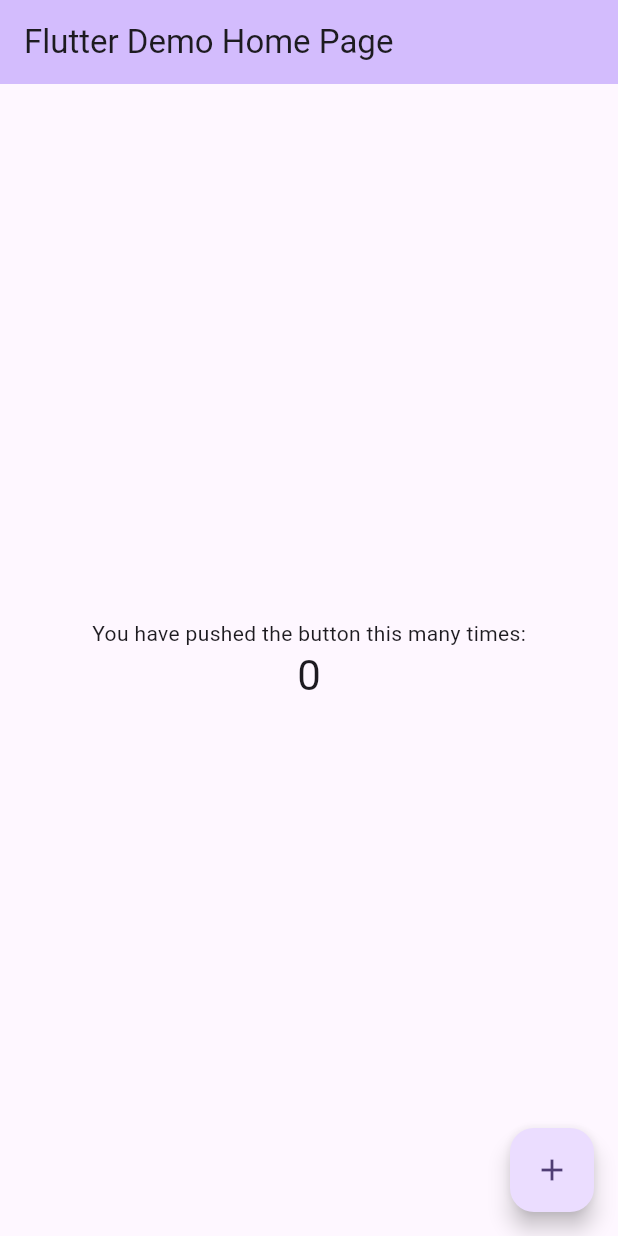
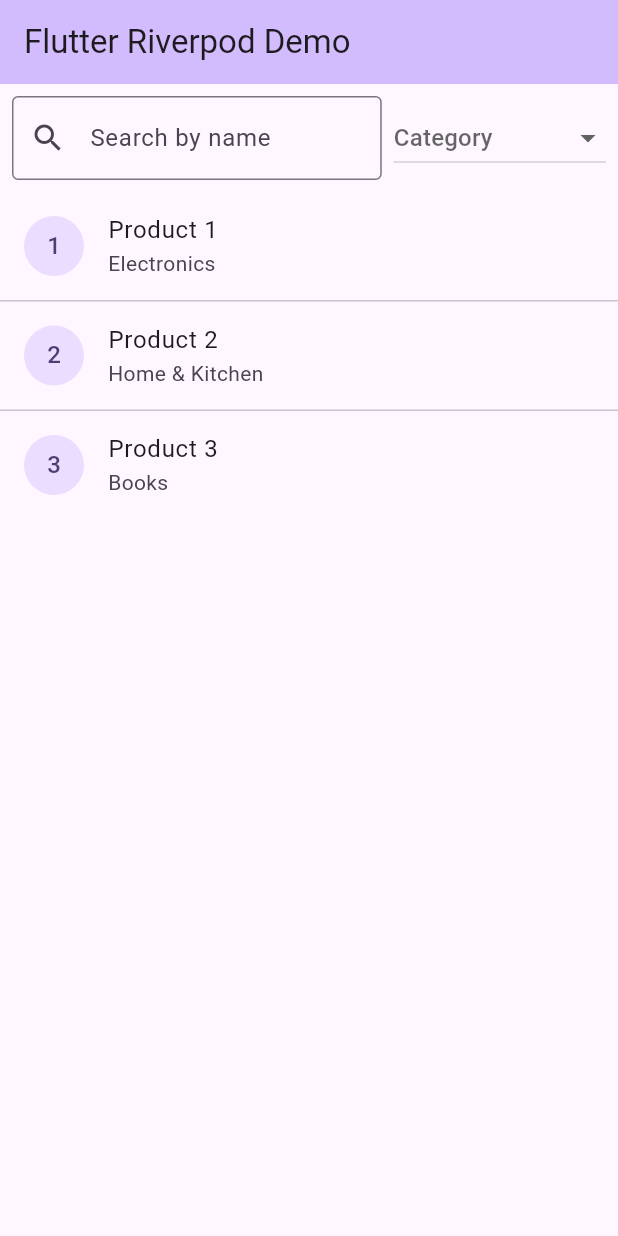
Before and after one commit to caosytrung/flutter_riverpod_article, a Flutter app: the screen it shows after launch, on a phone screen of 412 x 824 dp. Run offline on Flutter 3.47's test engine with Material 3 defaults, Android fonts, the phone set to English and light mode, and no system bars; our stand-ins replace flutter_riverpod, freezed_annotation.

Commit message:
compete single provider scenario

```diff
--- a/lib/main.dart
+++ b/lib/main.dart
@@ -1,7 +1,9 @@
 import 'package:flutter/material.dart';
+import 'package:flutter_riverpod/flutter_riverpod.dart';
+import 'package:flutter_riverpod_article/single_provider_solution/widgets/single_provider_product_page.dart';
 
 void main() {
-  runApp(const MyApp());
+  runApp(const ProviderScope(child: MyApp()));
 }
 
 class MyApp extends StatelessWidget {
@@ -13,113 +15,27 @@
     return MaterialApp(
       title: 'Flutter Demo',
       theme: ThemeData(
-        // This is the theme of your application.
-        //
-        // TRY THIS: Try running your application with "flutter run". You'll see
-        // the application has a purple toolbar. Then, without quitting the app,
-        // try changing the seedColor in the colorScheme below to Colors.green
-        // and then invoke "hot reload" (save your changes or press the "hot
-        // reload" button in a Flutter-supported IDE, or press "r" if you used
-        // the command line to start the app).
-        //
-        // Notice that the counter didn't reset back to zero; the application
-        // state is not lost during the reload. To reset the state, use hot
-        // restart instead.
-        //
-        // This works for code too, not just values: Most code changes can be
-        // tested with just a hot reload.
         colorScheme: ColorScheme.fromSeed(seedColor: Colors.deepPurple),
         useMaterial3: true,
       ),
-      home: const MyHomePage(title: 'Flutter Demo Home Page'),
+      home: const MyHomePage(title: 'Flutter Riverpod Demo'),
     );
   }
 }
 
-class MyHomePage extends StatefulWidget {
+class MyHomePage extends StatelessWidget {
   const MyHomePage({super.key, required this.title});
-
-  // This widget is the home page of your application. It is stateful, meaning
-  // that it has a State object (defined below) that contains fields that affect
-  // how it looks.
-
-  // This class is the configuration for the state. It holds the values (in this
-  // case the title) provided by the parent (in this case the App widget) and
-  // used by the build method of the State. Fields in a Widget subclass are
-  // always marked "final".
 
   final String title;
 
   @override
-  State<MyHomePage> createState() => _MyHomePageState();
-}
-
-class _MyHomePageState extends State<MyHomePage> {
-  int _counter = 0;
-
-  void _incrementCounter() {
-    setState(() {
-      // This call to setState tells the Flutter framework that something has
-      // changed in this State, which causes it to rerun the build method below
-      // so that the display can reflect the updated values. If we changed
-      // _counter without calling setState(), then the build method would not be
-      // called again, and so nothing would appear to happen.
-      _counter++;
-    });
-  }
-
-  @override
   Widget build(BuildContext context) {
-    // This method is rerun every time setState is called, for instance as done
-    // by the _incrementCounter method above.
-    //
-    // The Flutter framework has been optimized to make rerunning build methods
-    // fast, so that you can just rebuild anything that needs updating rather
-    // than having to individually change instances of widgets.
     return Scaffold(
       appBar: AppBar(
-        // TRY THIS: Try changing the color here to a specific color (to
-        // Colors.amber, perhaps?) and trigger a hot reload to see the AppBar
-        // change color while the other colors stay the same.
         backgroundColor: Theme.of(context).colorScheme.inversePrimary,
-        // Here we take the value from the MyHomePage object that was created by
-        // the App.build method, and use it to set our appbar title.
-        title: Text(widget.title),
+        title: Text(title),
       ),
-      body: Center(
-        // Center is a layout widget. It takes a single child and positions it
-        // in the middle of the parent.
-        child: Column(
-          // Column is also a layout widget. It takes a list of children and
-          // arranges them vertically. By default, it sizes itself to fit its
-          // children horizontally, and tries to be as tall as its parent.
-          //
-          // Column has various properties to control how it sizes itself and
-          // how it positions its children. Here we use mainAxisAlignment to
-          // center the children vertically; the main axis here is the vertical
-          // axis because Columns are vertical (the cross axis would be
-          // horizontal).
-          //
-          // TRY THIS: Invoke "debug painting" (choose the "Toggle Debug Paint"
-          // action in the IDE, or press "p" in the console), to see the
-          // wireframe for each widget.
-          mainAxisAlignment: MainAxisAlignment.center,
-          children: <Widget>[
-            const Text(
-              'You have pushed the button this many times:',
-            ),
-            Text(
-              '$_counter',
-              style: Theme.of(context).textTheme.headlineMedium,
-            ),
-          ],
-        ),
-      ),
-      floatingActionButton: FloatingActionButton(
-        onPressed: _incrementCounter,
-        tooltip: 'Increment',
-        child: const Icon(Icons.add),
-      ), // This trailing comma makes auto-formatting nicer for build methods.
+      body: const SingleProviderProductPage(),
     );
   }
 }
--- /dev/null
+++ b/lib/model/product.dart
@@ -0,0 +1,14 @@
+
+import 'package:freezed_annotation/freezed_annotation.dart';
+
+part 'product.freezed.dart';
+
+@freezed
+abstract class Product  with _$Product {
+
+  const factory Product({
+    required int id,
+    required String name,
+    required String category,
+  }) = _Product;
+}
--- /dev/null
+++ b/lib/repo/mock_product_repo.dart
@@ -0,0 +1,33 @@
+import 'package:flutter_riverpod/flutter_riverpod.dart';
+import 'package:flutter_riverpod_article/model/product.dart';
+
+class MockProductRepo {
+  final List<Product> _products = const [
+    Product(id: 1, name: 'Product 1', category: 'Electronics'),
+    Product(id: 2, name: 'Product 2', category: 'Home & Kitchen'),
+    Product(id: 3, name: 'Product 3', category: 'Books'),
+  ];
+
+  List<Product> filterProducts({
+    String name = '',
+    String category = '',
+  }) {
+    final compareName = name.toLowerCase();
+
+    return _products.where((product) {
+      final matchesName =
+          name.isEmpty || product.name.toLowerCase().contains(compareName);
+      final matchesCategory = category.isEmpty || product.category == category;
+      return matchesName && matchesCategory;
+    }).toList();
+  }
+
+  List<String> fetchAllCategories() {
+    return _products.map((product) => product.category).toSet().toList();
+  }
+}
+
+// Don't mark this one as auto-dispose, as it will be acted as a singleton
+final mockProductRepo = StateProvider<MockProductRepo>((ref) {
+  return MockProductRepo();
+});
--- /dev/null
+++ b/lib/single_provider_solution/provider/product_big_provider.dart
@@ -0,0 +1,33 @@
+import 'package:flutter_riverpod/flutter_riverpod.dart';
+import 'package:flutter_riverpod_article/repo/mock_product_repo.dart';
+import 'package:flutter_riverpod_article/single_provider_solution/state/state.dart';
+
+class ProductNotifier extends StateNotifier<ProductState> {
+  final MockProductRepo repository;
+
+  ProductNotifier(this.repository)
+      : super(ProductState(
+          products: repository.filterProducts(),
+          categories: repository.fetchAllCategories(),
+        ));
+
+  void updateNameFilter(String name) {
+    state = state.copyWith(
+        nameFilter: name,
+        products: repository.filterProducts(
+            name: name, category: state.categoryFilter));
+  }
+
+  void updateCategoryFilter(String category) {
+    state = state.copyWith(
+      categoryFilter: category,
+      products:
+          repository.filterProducts(name: state.nameFilter, category: category),
+    );
+  }
+}
+
+final productNotifierProvider =
+    StateNotifierProvider<ProductNotifier, ProductState>(
+  (ref) => ProductNotifier(ref.read(mockProductRepo)),
+);
--- /dev/null
+++ b/lib/single_provider_solution/widgets/single_provider_product_page.dart
@@ -0,0 +1,73 @@
+import 'package:flutter/material.dart';
+import 'package:flutter_riverpod/flutter_riverpod.dart';
+import 'package:flutter_riverpod_article/single_provider_solution/provider/product_big_provider.dart';
+
+class SingleProviderProductPage extends ConsumerWidget {
+  const SingleProviderProductPage({super.key});
+
+  @override
+  Widget build(BuildContext context, WidgetRef ref) {
+    final state = ref.watch(productNotifierProvider);
+
+    return Column(
+      children: [
+        Padding(
+          padding: const EdgeInsets.all(8.0),
+          child: Row(
+            children: [
+              Expanded(
+                child: TextField(
+                  decoration: const InputDecoration(
+                    labelText: 'Search by name',
+                    border: OutlineInputBorder(),
+                    prefixIcon: Icon(Icons.search),
+                  ),
+                  onChanged: (value) {
+                    ref
+                        .read(productNotifierProvider.notifier)
+                        .updateNameFilter(value);
+                  },
+                ),
+              ),
+              const SizedBox(width: 8),
+              // Category dropdown
+              DropdownButton<String>(
+                value:
+                    state.categoryFilter.isEmpty ? null : state.categoryFilter,
+                hint: const Text("Category"),
+                onChanged: (value) {
+                  ref
+                      .read(productNotifierProvider.notifier)
+                      .updateCategoryFilter(value ?? '');
+                },
+                items:
+                    ['All', ...state.categories].map((category) {
+                  return DropdownMenuItem(
+                    value: category == 'All' ? '' : category,
+                    child: Text(category),
+                  );
+                }).toList(),
+              ),
+            ],
+          ),
+        ),
+
+        // 🧾 Product List
+        Expanded(
+          child: ListView.separated(
+            itemCount: state.products.length,
+            separatorBuilder: (_, __) => const Divider(height: 1),
+            itemBuilder: (context, index) {
+              final product = state.products[index];
+              return ListTile(
+                leading: CircleAvatar(child: Text(product.id.toString())),
+                title: Text(product.name),
+                subtitle: Text(product.category),
+              );
+            },
+          ),
+        ),
+      ],
+    );
+  }
+}
```
Also changed, not shown: lib/single_provider_solution/state/state.dart (added, +14 -0 lines), pubspec.yaml (+8 -0 lines), lib/model/product.freezed.dart (added), lib/single_provider_solution/state/state.freezed.dart (added), pubspec.lock, 58 other files.
